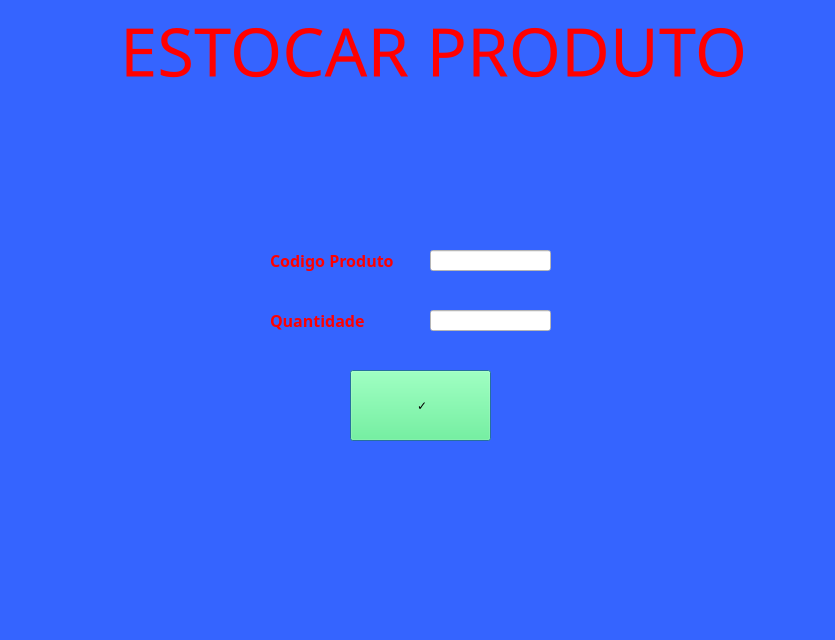
victorkok/OPE-Oficina-Mecanica, file SYSTEM CONTROL/Estoque.ui: the form before one commit.
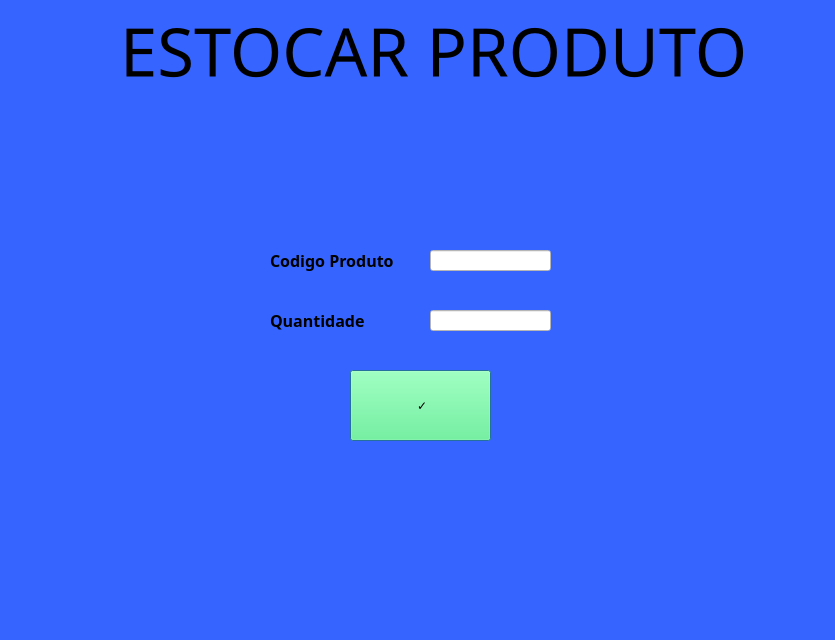
The form after the commit.

```diff
--- a/SYSTEM CONTROL/Estoque.ui
+++ b/SYSTEM CONTROL/Estoque.ui
@@ -50,7 +50,7 @@
     <bool>false</bool>
    </property>
    <property name="styleSheet">
-    <string notr="true">color: rgb(255, 0, 0);
+    <string notr="true">color: rgb(0, 0, 0);
 background-color: rgb(53, 100, 255);</string>
    </property>
    <property name="text">
@@ -79,7 +79,7 @@
     </font>
    </property>
    <property name="styleSheet">
-    <string notr="true">color: rgb(255, 0, 0);</string>
+    <string notr="true">color: rgb(0, 0, 0);</string>
    </property>
    <property name="text">
     <string>Quantidade</string>
@@ -120,7 +120,7 @@
     <bool>false</bool>
    </property>
    <property name="styleSheet">
-    <string notr="true">color: rgb(255, 0, 0);</string>
+    <string notr="true">color: rgb(0, 0, 0);</string>
    </property>
    <property name="text">
     <string>ESTOCAR PRODUTO</string>
```
